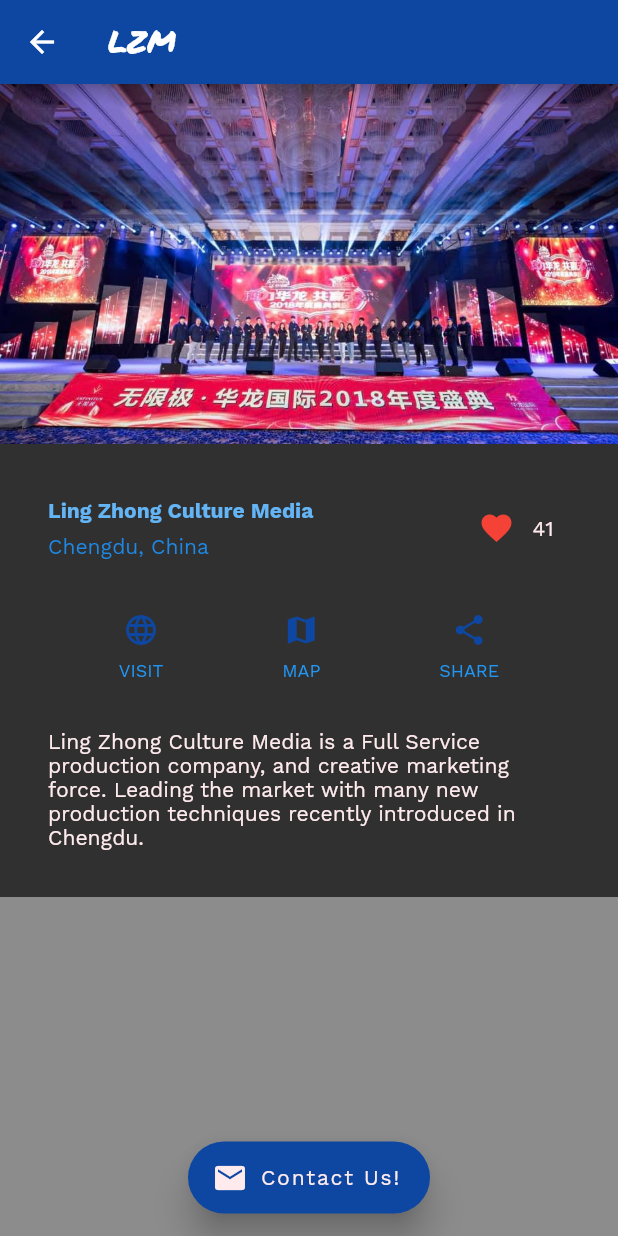
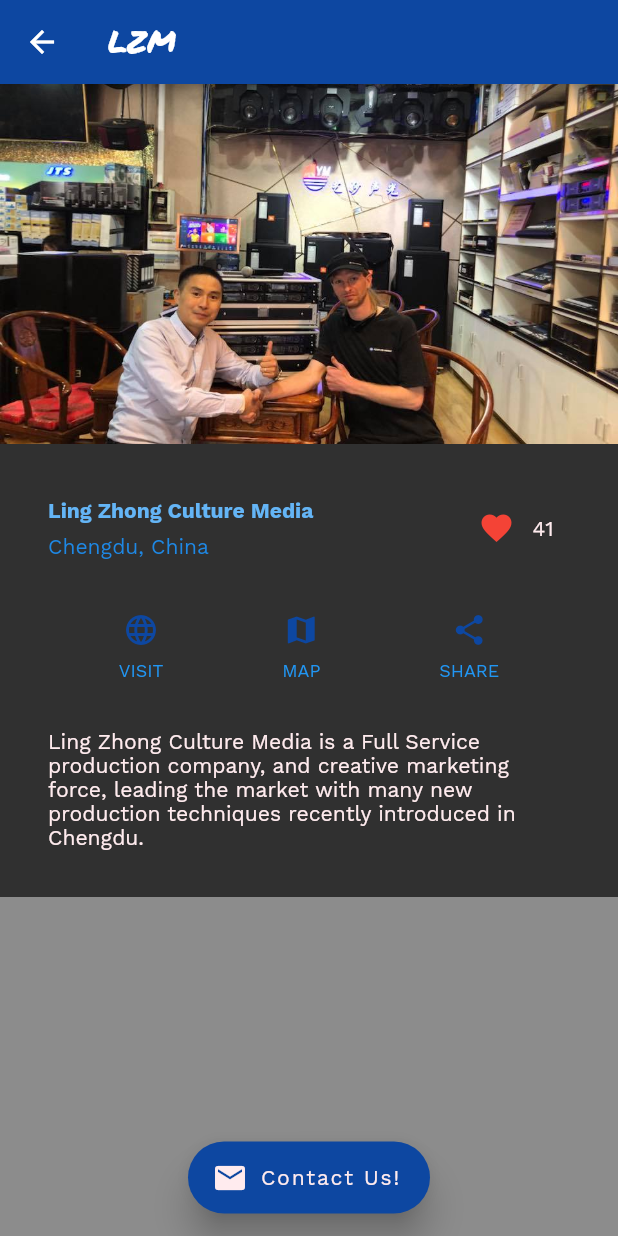
Before and after one commit to jsgsxr/SSP-APP-Build, a Flutter app: the LzmInfo screen opened directly, on a phone screen of 412 x 824 dp. Run offline on Flutter 3.47's test engine with Material 2 defaults, Android fonts, the phone set to English and light mode, and no system bars; our stand-ins replace google_maps_flutter.

Commit message:
Maps and Projects touches. Next is Clients

```diff
--- a/lib/Contact/aboutus_screen.dart
+++ b/lib/Contact/aboutus_screen.dart
@@ -56,7 +56,7 @@ class _HomeState extends State<AboutUs> {
             child: InkWell(
               onTap: () {
             Navigator.of(context).push(MaterialPageRoute(
-                builder: (BuildContext context) => MapScreen(32.0809, -81.0912)));
+                builder: (BuildContext context) => MapScreen(32.0809, -81.0912, 'Savannah,GA')));
           },
               splashColor: Colors.blue,
               child: _buildButtonColumn(color, Icons.near_me, 'ROUTE'))),
--- a/lib/Projects/lzm_screen.dart
+++ b/lib/Projects/lzm_screen.dart
@@ -1,4 +1,7 @@
 import 'package:flutter/material.dart';
+import 'package:layout_practice/Services/map_screen.dart';
+import 'package:url_launcher/url_launcher.dart';
+
 import 'package:layout_practice/welcome_screen.dart';
 
 class LzmInfo extends StatefulWidget {
@@ -46,9 +49,37 @@ class _HomeState extends State<LzmInfo> {
       child: Row(
         mainAxisAlignment: MainAxisAlignment.spaceEvenly,
         children: [
-          _buildButtonColumn(color, Icons.language, 'VISIT'),
-          _buildButtonColumn(color, Icons.map, 'MAP'),
-          _buildButtonColumn(color, Icons.share, 'SHARE'),
+          Material(
+            color: Colors.transparent,
+            child: InkWell(
+                splashColor: Colors.blueAccent,
+                onTap: () async {
+                  const url = 'https://jsgsxr.github.io/silversmithproductions/projects.html';
+                  if (await canLaunch(url)) {
+                    await launch(url);
+                  } else {
+                    throw 'Could not launch $url';
+                  }
+                },
+                child: _buildButtonColumn(color, Icons.language, 'VISIT')),
+          ),
+          Material(
+            color: Colors.transparent,
+            child: InkWell(
+                splashColor: Colors.blueAccent,
+                onTap: () {
+                  Navigator.of(context).push(MaterialPageRoute(
+                      builder: (BuildContext context) =>
+                          MapScreen(30.671949, 104.068069, 'Chengdu,China')));
+                },
+                child: _buildButtonColumn(color, Icons.map, 'MAP')),
+          ),
+          Material(
+            color: Colors.transparent,
+            child: InkWell(
+                splashColor: Colors.blueAccent,
+                child: _buildButtonColumn(color, Icons.share, 'SHARE')),
+          )
         ],
       ),
       color: Colors.grey[850],
@@ -57,7 +88,7 @@ class _HomeState extends State<LzmInfo> {
     Widget textSection = Container(
       padding: const EdgeInsets.all(32),
       child: Text(
-        'Ling Zhong Culture Media is a Full Service production company, and creative marketing force. Leading the market with many new production techniques recently introduced in Chengdu.',
+        'Ling Zhong Culture Media is a Full Service production company, and creative marketing force, leading the market with many new production techniques recently introduced in Chengdu.',
         softWrap: true,
         style: TextStyle(
           color: Colors.red[50],
@@ -76,14 +107,17 @@ class _HomeState extends State<LzmInfo> {
       body: ListView(
         children: [
           Image.asset(
-            'images/lzmgroupphoto.jpg',
+            'images/lzmbuyerphoto.jpg',
             width: 600,
             height: 240,
             fit: BoxFit.cover,
           ),
           titleSection,
           buttonSection,
-          textSection,
+          Padding(
+            padding: const EdgeInsets.only(bottom: 100.0),
+            child: textSection,
+          ),
         ],
       ),
       floatingActionButtonLocation: FloatingActionButtonLocation.centerDocked,
--- a/lib/welcome_screen.dart
+++ b/lib/welcome_screen.dart
@@ -122,7 +122,7 @@ class AppDrawer extends StatelessWidget {
             color: Colors.red[50],
           ),
           _navRouteBuilder(context, Icons.navigation,
-          'Location', MapScreen(32.0809, -81.0912)),
+          'Location', MapScreen(32.0809, -81.0912, 'Savannah,GA')),
         ],
       ),
     );
```
Also changed, not shown: lib/Clients/clients_list_item.dart (added, +76 -0 lines), lib/Projects/elan_screen.dart (+13 -3 lines), lib/Projects/joebiden_screen.dart (+20 -3 lines), lib/Projects/projects_screen.dart (+8 -6 lines), lib/Projects/savjazzfest_screen.dart (+34 -3 lines), lib/Services/map_screen.dart (+23 -26 lines).
